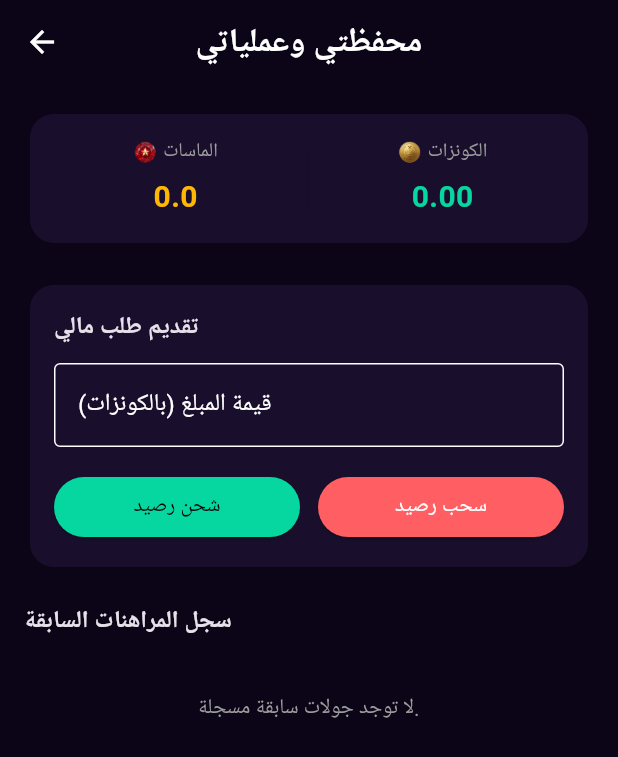
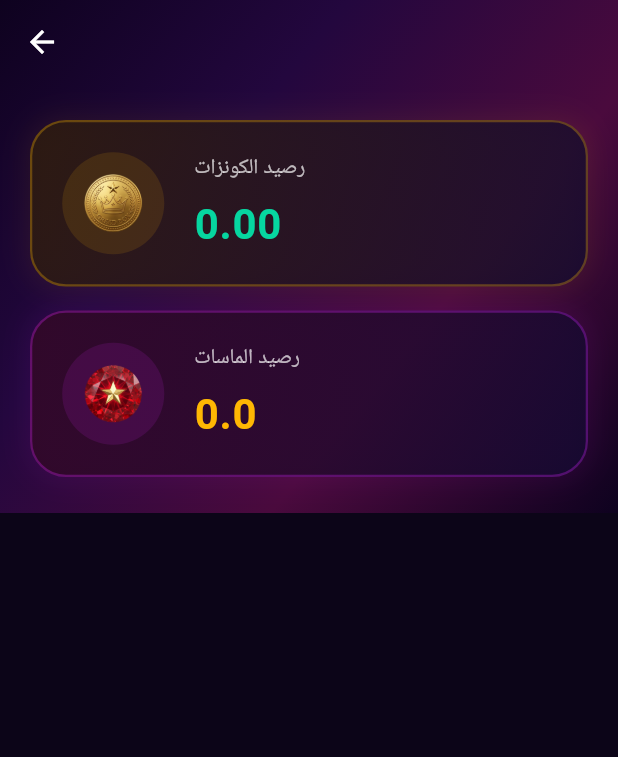
Before and after one commit to a94r98/greed-box-mobile, a Flutter app: the WalletPage screen opened directly, on a phone screen of 412 x 824 dp. Shown: the top 757 px of the screen. Run offline on Flutter 3.47's test engine with Material 3 defaults, Android fonts, the phone set to English and light mode, and no system bars; our stand-ins replace audioplayers, device_info_plus, lottie, shared_preferences, socket_io_client; accounts and stored records are empty; network calls fail; project files that could hold a hidden picture were left out.

Commit message:
feat: redesign wallet page with purple-pink gradient background and luxury cards for Koinz and Diamonds

```diff
--- a/lib/screens/wallet_page.dart
+++ b/lib/screens/wallet_page.dart
@@ -11,8 +11,6 @@ class WalletPage extends StatefulWidget {
 }
 
 class _WalletPageState extends State<WalletPage> {
-  final _amountController = TextEditingController();
-
   @override
   void initState() {
     super.initState();
@@ -21,87 +19,8 @@ class _WalletPageState extends State<WalletPage> {
       final wallet = Provider.of<WalletProvider>(context, listen: false);
       if (auth.token != null) {
         wallet.fetchProfile(auth.token!);
-        wallet.fetchBetHistory(auth.token!);
       }
     });
-  }
-
-  void _submitDeposit() async {
-    final auth = Provider.of<AuthProvider>(context, listen: false);
-    final wallet = Provider.of<WalletProvider>(context, listen: false);
-
-    if (auth.isGuest) {
-      _showUpgradePrompt();
-      return;
-    }
-
-    final double? amount = double.tryParse(_amountController.text);
-    if (amount == null || amount <= 0) {
-      _showMessage("يرجى إدخال مبلغ صحيح.");
-      return;
-    }
-
-    final success = await wallet.requestDeposit(auth.token!, amount);
-    if (success && mounted) {
-      _amountController.clear();
-      _showMessage("تم إرسال طلب الشحن بنجاح! بانتظار موافقة الإدارة.");
-    } else {
-      _showMessage("فشل إرسال طلب الشحن.");
-    }
-  }
-
-  void _submitWithdrawal() async {
-    final auth = Provider.of<AuthProvider>(context, listen: false);
-    final wallet = Provider.of<WalletProvider>(context, listen: false);
-
-    if (auth.isGuest) {
-      _showUpgradePrompt();
-      return;
-    }
-
-    final double? amount = double.tryParse(_amountController.text);
-    if (amount == null || amount <= 0) {
-      _showMessage("يرجى إدخال مبلغ صحيح.");
-      return;
-    }
-
-    if (wallet.cashBalance < amount) {
-      _showMessage("رصيد الكونزات غير كافٍ لإجراء السحب.");
-      return;
-    }
-
-    final success = await wallet.requestWithdrawal(auth.token!, amount);
-    if (success && mounted) {
-      _amountController.clear();
-      _showMessage(
-          "تم إرسال طلب السحب بنجاح! سيتم فحص العملية من قبل المشرفين.");
-      wallet.fetchBetHistory(auth.token!);
-    } else {
-      _showMessage("فشل إرسال طلب السحب.");
-    }
-  }
-
-  void _showUpgradePrompt() {
-    showDialog(
-      context: context,
-      builder: (ctx) => AlertDialog(
-        title: const Text("حساب زائر"),
-        content: const Text(
-            "يرجى ترقية حسابك وربط بريدك الإلكتروني لتتمكن من الشحن والسحب."),
-        actions: [
-          TextButton(
-            onPressed: () => Navigator.pop(ctx),
-            child: const Text("حسناً"),
-          ),
-        ],
-      ),
-    );
-  }
-
-  void _showMessage(String text) {
-    ScaffoldMessenger.of(context).showSnackBar(
-      SnackBar(content: Text(text)),
-    );
   }
 
   @override
@@ -110,66 +29,150 @@ class _WalletPageState extends State<WalletPage> {
 
     return Scaffold(
       appBar: AppBar(
-        title: const Text("محفظتي وعملياتي",
-            style: TextStyle(fontWeight: FontWeight.bold)),
+        backgroundColor: Colors.transparent,
+        elevation: 0,
       ),
-      body: SingleChildScrollView(
-        padding: const EdgeInsets.all(16.0),
+      extendBodyBehindAppBar: true,
+      body: Container(
+        decoration: const BoxDecoration(
+          gradient: LinearGradient(
+            colors: [
+              Color(0xFF0E021F), // Dark Purple
+              Color(0xFF23073E), // Purple
+              Color(0xFF4A0A3D), // Pink-Plum
+              Color(0xFF0E021F), // Dark Purple
+            ],
+            begin: Alignment.topLeft,
+            end: Alignment.bottomRight,
+          ),
+        ),
+        child: SafeArea(
+          bottom: false,
+          child: SingleChildScrollView(
+            padding: const EdgeInsets.symmetric(horizontal: 20.0, vertical: 24.0),
             child: Column(
               crossAxisAlignment: CrossAxisAlignment.stretch,
               children: [
-            // Wallets Summary Card
-            Card(
-              child: Padding(
-                padding: const EdgeInsets.all(16.0),
+                // 1. Koinz Wallet Card
+                Container(
+                  padding: const EdgeInsets.all(20),
+                  decoration: BoxDecoration(
+                    gradient: LinearGradient(
+                      colors: [
+                        const Color(0xFF2E1C0C).withValues(alpha: 0.8), // Dark Goldish-brown
+                        const Color(0xFF130A30).withValues(alpha: 0.8),
+                      ],
+                      begin: Alignment.topLeft,
+                      end: Alignment.bottomRight,
+                    ),
+                    borderRadius: BorderRadius.circular(24),
+                    border: Border.all(color: const Color(0xFFFFB703).withValues(alpha: 0.3), width: 1.5),
+                    boxShadow: [
+                      BoxShadow(
+                        color: const Color(0xFFFFB703).withValues(alpha: 0.08),
+                        blurRadius: 15,
+                        spreadRadius: 2,
+                      )
+                    ],
+                  ),
                   child: Row(
                     children: [
+                      Container(
+                        padding: const EdgeInsets.all(12),
+                        decoration: BoxDecoration(
+                          color: const Color(0xFFFFB703).withValues(alpha: 0.12),
+                          shape: BoxShape.circle,
+                        ),
+                        child: Image.asset('assets/coin.png', width: 44, height: 44),
+                      ),
+                      const SizedBox(width: 20),
                       Expanded(
                         child: Column(
+                          crossAxisAlignment: CrossAxisAlignment.start,
                           children: [
-                          Row(
-                            mainAxisAlignment: MainAxisAlignment.center,
+                            const Text(
+                              "رصيد الكونزات",
+                              style: TextStyle(
+                                color: Colors.white70,
+                                fontSize: 14,
+                                fontWeight: FontWeight.w500,
+                              ),
+                            ),
+                            const SizedBox(height: 6),
+                            Text(
+                              wallet.cashBalance.toStringAsFixed(2),
+                              style: const TextStyle(
+                                color: Color(0xFF06D6A0),
+                                fontSize: 28,
+                                fontWeight: FontWeight.bold,
+                                letterSpacing: 0.5,
+                              ),
+                            ),
+                          ],
+                        ),
+                      ),
+                    ],
+                  ),
+                ),
+                const SizedBox(height: 16),
+
+                // 2. Diamonds Wallet Card
+                Container(
+                  padding: const EdgeInsets.all(20),
+                  decoration: BoxDecoration(
+                    gradient: LinearGradient(
+                      colors: [
+                        const Color(0xFF320822).withValues(alpha: 0.8), // Dark Pinkish-purple
+                        const Color(0xFF130A30).withValues(alpha: 0.8),
+                      ],
+                      begin: Alignment.topLeft,
+                      end: Alignment.bottomRight,
+                    ),
+                    borderRadius: BorderRadius.circular(24),
+                    border: Border.all(color: const Color(0xFFDA22FF).withValues(alpha: 0.3), width: 1.5),
+                    boxShadow: [
+                      BoxShadow(
+                        color: const Color(0xFFDA22FF).withValues(alpha: 0.08),
+                        blurRadius: 15,
+                        spreadRadius: 2,
+                      )
+                    ],
+                  ),
+                  child: Row(
                     children: [
-                              Image.asset('assets/diamond.png', width: 16, height: 16),
-                              const SizedBox(width: 4),
-                              const Text("الماسات",
-                                  style: TextStyle(color: Colors.grey, fontSize: 13)),
-                            ],
+                      Container(
+                        padding: const EdgeInsets.all(12),
+                        decoration: BoxDecoration(
+                          color: const Color(0xFFDA22FF).withValues(alpha: 0.12),
+                          shape: BoxShape.circle,
+                        ),
+                        child: Image.asset('assets/diamond.png', width: 44, height: 44),
+                      ),
+                      const SizedBox(width: 20),
+                      Expanded(
+                        child: Column(
+                          crossAxisAlignment: CrossAxisAlignment.start,
+                          children: [
+                            const Text(
+                              "رصيد الماسات",
+                              style: TextStyle(
+                                color: Colors.white70,
+                                fontSize: 14,
+                                fontWeight: FontWeight.w500,
+                              ),
                             ),
                             const SizedBox(height: 6),
                             Text(
                               wallet.freeBalance.toStringAsFixed(1),
                               style: const TextStyle(
-                                fontSize: 20,
+                                color: Color(0xFFFFB703),
+                                fontSize: 28,
                                 fontWeight: FontWeight.bold,
-                                color: Color(0xFFFFB703)),
+                                letterSpacing: 0.5,
+                              ),
                             ),
                           ],
                         ),
-                    ),
-                    const SizedBox(
-                      height: 40,
-                      child: VerticalDivider(color: Colors.black12),
-                    ),
-                    Expanded(
-                      child: Column(
-                        children: [
-                          Row(
-                            mainAxisAlignment: MainAxisAlignment.center,
-                            children: [
-                              Image.asset('assets/coin.png', width: 16, height: 16),
-                              const SizedBox(width: 4),
-                              const Text("الكونزات",
-                                  style: TextStyle(color: Colors.grey, fontSize: 13)),
-                            ],
-                          ),
-                          const SizedBox(height: 6),
-                          Text(
-                            wallet.cashBalance.toStringAsFixed(2),
-                            style: const TextStyle(
-                                fontSize: 20,
-                                fontWeight: FontWeight.bold,
-                                color: Color(0xFF06D6A0)),
                       ),
                     ],
                   ),
@@ -178,94 +181,6 @@ class _WalletPageState extends State<WalletPage> {
             ),
           ),
         ),
-            const SizedBox(height: 20),
-
-            // Funding Input
-            Card(
-              child: Padding(
-                padding: const EdgeInsets.all(16.0),
-                child: Column(
-                  crossAxisAlignment: CrossAxisAlignment.stretch,
-                  children: [
-                    const Text("تقديم طلب مالي",
-                        style: TextStyle(
-                            fontWeight: FontWeight.bold, fontSize: 16)),
-                    const SizedBox(height: 12),
-                    TextField(
-                      controller: _amountController,
-                      keyboardType: TextInputType.number,
-                      decoration: const InputDecoration(
-                        labelText: "قيمة المبلغ (بالكونزات)",
-                        border: OutlineInputBorder(),
-                      ),
-                    ),
-                    const SizedBox(height: 16),
-                    Row(
-                      children: [
-                        Expanded(
-                          child: ElevatedButton(
-                            onPressed: _submitDeposit,
-                            style: ElevatedButton.styleFrom(
-                                backgroundColor: const Color(0xFF06D6A0),
-                                foregroundColor: Colors.black),
-                            child: const Text("شحن رصيد"),
-                          ),
-                        ),
-                        const SizedBox(width: 12),
-                        Expanded(
-                          child: ElevatedButton(
-                            onPressed: _submitWithdrawal,
-                            style: ElevatedButton.styleFrom(
-                                backgroundColor: const Color(0xFFFF5E62),
-                                foregroundColor: Colors.white),
-                            child: const Text("سحب رصيد"),
-                          ),
-                        ),
-                      ],
-                    ),
-                  ],
-                ),
-              ),
-            ),
-            const SizedBox(height: 20),
-
-            // My history logs list
-            const Text("سجل المراهنات السابقة",
-                style: TextStyle(fontWeight: FontWeight.bold, fontSize: 16)),
-            const SizedBox(height: 12),
-
-            ...wallet.betHistory.map((bet) {
-              final isWin = bet['status'] == "WON";
-              return Card(
-                child: ListTile(
-                  title: Text(
-                      "رهان صندوق ${bet['boxIndex']} (x${bet['winningMultiplier'] ?? '0'})"),
-                  subtitle: Text(
-                    "${bet['amount']} ${bet['currency'] == 'FREE' ? 'ماسات' : 'كونزات'} • ${isWin ? 'ربح' : 'خسارة'}",
-                    style: TextStyle(
-                        color: isWin ? Colors.green : Colors.grey,
-                        fontSize: 13),
-                  ),
-                  trailing: Text(
-                    isWin ? "+${bet['winAmount']}" : "0.0",
-                    style: TextStyle(
-                        fontWeight: FontWeight.bold,
-                        color: isWin ? Colors.green : Colors.redAccent,
-                        fontSize: 16),
-                  ),
-                ),
-              );
-            }),
-
-            if (wallet.betHistory.isEmpty)
-              const Padding(
-                padding: EdgeInsets.symmetric(vertical: 24.0),
-                child: Text("لا توجد جولات سابقة مسجلة.",
-                    style: TextStyle(color: Colors.grey),
-                    textAlign: TextAlign.center),
-              ),
-          ],
-        ),
       ),
     );
   }
```
Lines whose indentation alone changed are shown as unchanged.
